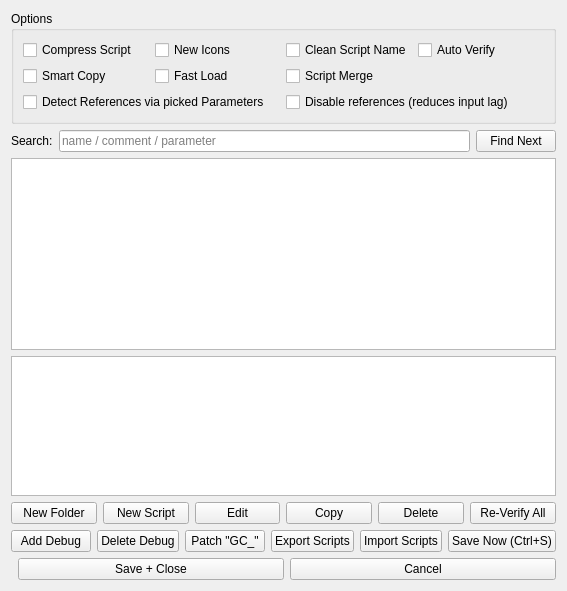
triatomic/worldbuilderQT, file GeneralsMD/Code/Tools/WorldBuilder/qt/WBQtScriptWindow.ui: the form before one commit.
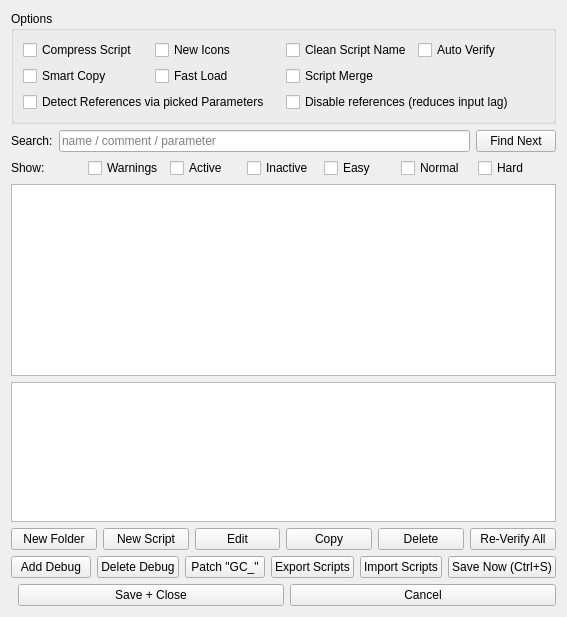
The form after the commit.

Commit message: Script editor: search filter, cross-script copy/paste, and reference links

What changed in the file:
```diff
--- a/GeneralsMD/Code/Tools/WorldBuilder/qt/WBQtScriptWindow.ui
+++ b/GeneralsMD/Code/Tools/WorldBuilder/qt/WBQtScriptWindow.ui
@@ -5,7 +5,7 @@
   <property name="windowTitle">
    <string>Script Editor</string>
   </property>
-  <layout class="QVBoxLayout" name="rootLayout" stretch="0,0,1,0,0,0">
+  <layout class="QVBoxLayout" name="rootLayout" stretch="0,0,0,1,0,0,0">
    <item>
     <widget class="QGroupBox" name="optBox">
      <property name="title">
@@ -130,6 +130,75 @@
      </item>
     </layout>
    </item>
+   <item>
+    <layout class="QHBoxLayout" name="filterRow">
+     <item>
+      <widget class="QLabel" name="filterLabel">
+       <property name="text">
+        <string>Show:</string>
+       </property>
+      </widget>
+     </item>
+     <item>
+      <widget class="QCheckBox" name="filterWarnings">
+       <property name="toolTip">
+        <string>Show only scripts (and their folders) that have warnings.</string>
+       </property>
+       <property name="text">
+        <string>Warnings</string>
+       </property>
+      </widget>
+     </item>
+     <item>
+      <widget class="QCheckBox" name="filterActive">
+       <property name="toolTip">
+        <string>Show only active scripts.</string>
+       </property>
+       <property name="text">
+        <string>Active</string>
+       </property>
+      </widget>
+     </item>
+     <item>
+      <widget class="QCheckBox" name="filterInactive">
+       <property name="toolTip">
+        <string>Show only inactive scripts.</string>
+       </property>
+       <property name="text">
+        <string>Inactive</string>
+       </property>
+      </widget>
+     </item>
+     <item>
+      <widget class="QCheckBox" name="filterEasy">
+       <property name="text">
+        <string>Easy</string>
+       </property>
+      </widget>
+     </item>
+     <item>
+      <widget class="QCheckBox" name="filterNormal">
+       <property name="text">
+        <string>Normal</string>
+       </property>
+      </widget>
+     </item>
+     <item>
+      <widget class="QCheckBox" name="filterHard">
+       <property name="text">
+        <string>Hard</string>
+       </property>
+      </widget>
+     </item>
+     <item>
+      <spacer name="filterSpacer">
+       <property name="orientation">
+        <enum>Qt::Horizontal</enum>
+       </property>
+      </spacer>
+     </item>
+    </layout>
+   </item>
    <item>
     <widget class="QSplitter" name="split">
      <property name="orientation">
```
The commit also changes 10 other files.
